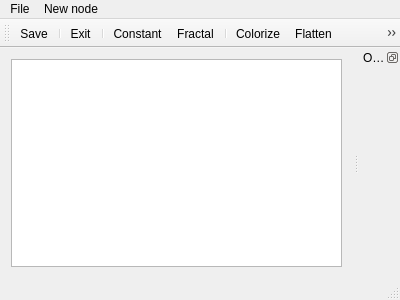
Before: the Qt Designer form forms/mainwindow.ui in yblein/mmgui, drawn with Qt 5.
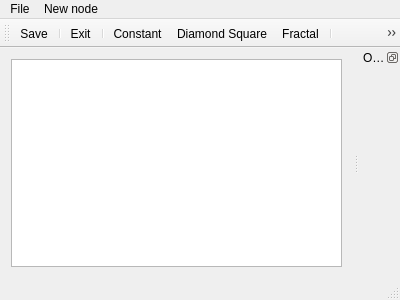
After: the same form once the commit is applied.

Commit message: Add Diamond Square generator with its UI

Diff of the .ui file:
```diff
--- a/forms/mainwindow.ui
+++ b/forms/mainwindow.ui
@@ -78,6 +78,7 @@
    <addaction name="actionExit"/>
    <addaction name="separator"/>
    <addaction name="actionConstant"/>
+   <addaction name="actionDiamondSquare"/>
    <addaction name="actionNewFractalGen"/>
    <addaction name="separator"/>
    <addaction name="actionColorize"/>
@@ -178,6 +179,14 @@
     <string>Ctrl+S</string>
    </property>
   </action>
+  <action name="actionDiamondSquare">
+   <property name="text">
+    <string>Diamond Square</string>
+   </property>
+   <property name="toolTip">
+    <string>New diamond square generator</string>
+   </property>
+  </action>
  </widget>
  <layoutdefault spacing="6" margin="11"/>
  <resources/>
```
Left out of the diff: 1 changed line with no effect on the pictures. The commit also changes 6 other files.
